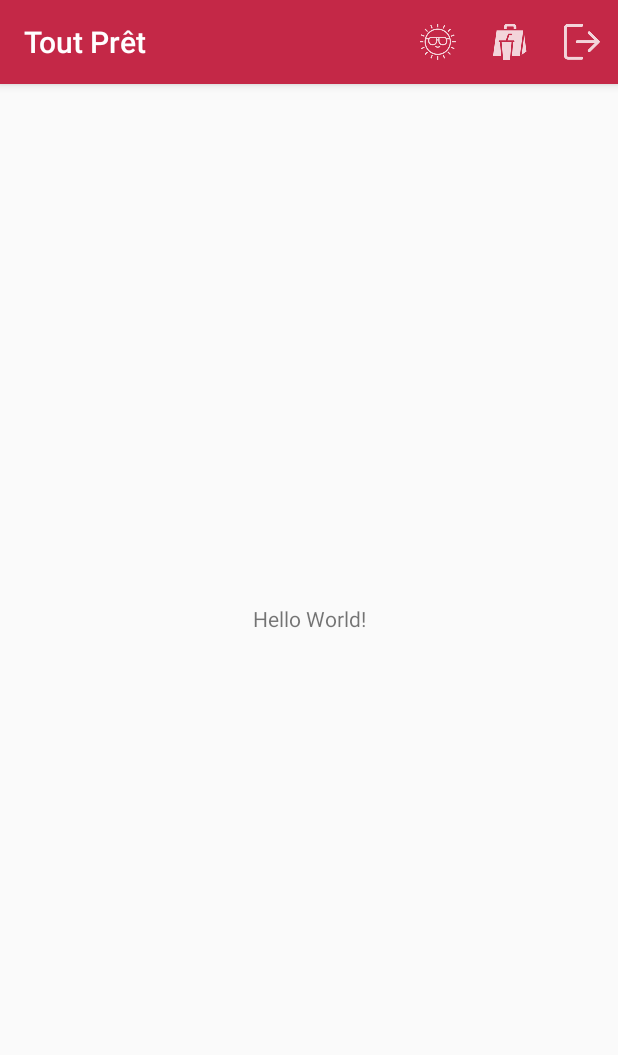
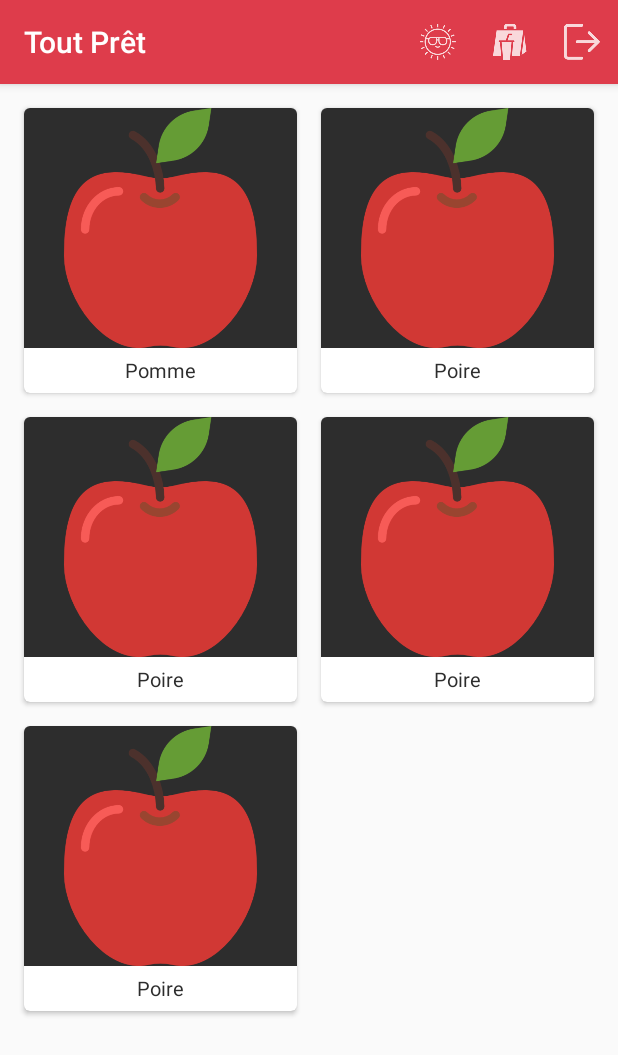
Before and after one commit to Loyth/toutpret, an Android app: the screen it shows after launch once a user with an empty profile is signed in (MainActivity before the commit, CategoriesActivity after it), on a phone screen of 412 x 824 dp. Shown: the top 1055 px of the screen. Run offline under Robolectric (Android 15) with nearby library versions, the phone set to English and light mode, and no system bars; our stand-ins replace Firebase (no records; nobody signed in at launch, a user with empty details on screens opened directly).

Commit message:
continue categorie activity

```diff
--- a/app/build.gradle
+++ b/app/build.gradle
@@ -30,4 +30,7 @@ dependencies {
     implementation 'com.google.firebase:firebase-database:16.0.5'
     implementation 'com.google.firebase:firebase-auth:16.1.0'
     implementation 'com.google.firebase:firebase-core:16.0.6'
+    implementation 'com.android.support:gridlayout-v7:28.0.0'
+    implementation 'com.android.support:cardview-v7:28.0.0'
+    implementation 'com.android.support:recyclerview-v7:28.0.0'
 }
--- a/app/src/main/java/toutpret/isep/com/toutpret/MainActivity.java
+++ b/app/src/main/java/toutpret/isep/com/toutpret/MainActivity.java
@@ -3,24 +3,24 @@ package toutpret.isep.com.toutpret;
 import android.content.Intent;
 import android.support.annotation.NonNull;
 import android.support.annotation.Nullable;
-import android.support.v7.app.ActionBar;
 import android.support.v7.app.AppCompatActivity;
 import android.os.Bundle;
-import android.support.v7.widget.Toolbar;
 import android.util.Log;
 import android.view.Menu;
 import android.view.MenuInflater;
 import android.view.MenuItem;
-import android.view.View;
 import android.widget.Toast;
 
 import com.google.firebase.auth.FirebaseAuth;
+import com.google.firebase.auth.FirebaseUser;
 import com.google.firebase.database.ChildEventListener;
 import com.google.firebase.database.DataSnapshot;
 import com.google.firebase.database.DatabaseError;
 import com.google.firebase.database.DatabaseReference;
 import com.google.firebase.database.FirebaseDatabase;
 
+import toutpret.isep.com.toutpret.categories.CategoriesActivity;
+import toutpret.isep.com.toutpret.login_sinup.LoginActivity;
 import toutpret.isep.com.toutpret.models.User;
 
 public class MainActivity extends AppCompatActivity {
@@ -35,50 +35,14 @@ public class MainActivity extends AppCompatActivity {
         auth = FirebaseAuth.getInstance();
         mDatabase = FirebaseDatabase.getInstance();
 
-        if (auth.getCurrentUser() == null) {
+        FirebaseUser user = auth.getCurrentUser();
+
+        if (user != null) {
+            startActivity(new Intent(getApplicationContext(), CategoriesActivity.class));
+        } else {
             Intent loginActivity = new Intent(getApplicationContext(), LoginActivity.class);
             startActivity(loginActivity);
-            finish();
         }
-
-        Toolbar myToolbar = findViewById(R.id.my_toolbar);
-        setSupportActionBar(myToolbar);
-
-        ActionBar actionBar = getSupportActionBar();
-        actionBar.setTitle("Tout Prêt");
-    }
-
-    public void getUser() {
-        String userId = auth.getCurrentUser().getUid();
-        DatabaseReference refUsers = mDatabase.getReference("users");
-
-        refUsers.orderByChild("userID").equalTo(userId).addChildEventListener(new ChildEventListener() {
-            @Override
-            public void onChildAdded(@NonNull DataSnapshot dataSnapshot, @Nullable String s) {
-                User newUser = dataSnapshot.getValue(User.class);
-                Log.i("userToutPret", newUser.email);
-            }
-
-            @Override
-            public void onChildChanged(@NonNull DataSnapshot dataSnapshot, @Nullable String s) {
-
-            }
-
-            @Override
-            public void onChildRemoved(@NonNull DataSnapshot dataSnapshot) {
-
-            }
-
-            @Override
-            public void onChildMoved(@NonNull DataSnapshot dataSnapshot, @Nullable String s) {
-
-            }
-
-            @Override
-            public void onCancelled(@NonNull DatabaseError databaseError) {
-
-            }
-        });
     }
 
     @Override
--- a/app/src/main/java/toutpret/isep/com/toutpret/categories/CategoriesActivity.java
+++ b/app/src/main/java/toutpret/isep/com/toutpret/categories/CategoriesActivity.java
@@ -1,15 +1,68 @@
 package toutpret.isep.com.toutpret.categories;
 
+import android.content.Intent;
 import android.os.Bundle;
 import android.support.v7.app.AppCompatActivity;
+import android.support.v7.widget.GridLayoutManager;
+import android.support.v7.widget.RecyclerView;
+import android.view.Menu;
+import android.view.MenuInflater;
+import android.view.MenuItem;
+import android.widget.Toast;
+
+import com.google.firebase.auth.FirebaseAuth;
+import com.google.firebase.database.FirebaseDatabase;
+
+import java.util.ArrayList;
+import java.util.List;
 
 import toutpret.isep.com.toutpret.R;
+import toutpret.isep.com.toutpret.login_sinup.LoginActivity;
+import toutpret.isep.com.toutpret.models.Category;
 
 public class CategoriesActivity extends AppCompatActivity {
+    List<Category> listCategory;
+    FirebaseDatabase mDatabase;
+    private FirebaseAuth auth;
 
     @Override
     protected void onCreate(Bundle savedInstanceState) {
         super.onCreate(savedInstanceState);
         setContentView(R.layout.activity_categories);
+
+        auth = FirebaseAuth.getInstance();
+        mDatabase = FirebaseDatabase.getInstance();
+
+        listCategory = new ArrayList<>();
+        listCategory.add(new Category("Pomme", new ArrayList(), R.drawable.apple));
+        listCategory.add(new Category("Poire", new ArrayList(), R.drawable.apple));
+        listCategory.add(new Category("Poire", new ArrayList(), R.drawable.apple));
+        listCategory.add(new Category("Poire", new ArrayList(), R.drawable.apple));
+        listCategory.add(new Category("Poire", new ArrayList(), R.drawable.apple));
+
+        RecyclerView myrv = findViewById(R.id.category_recyclerview_id);
+        RecyclerViewAdapter myAdapter = new RecyclerViewAdapter(this, listCategory);
+        myrv.setLayoutManager(new GridLayoutManager(this, 2));
+        myrv.setAdapter(myAdapter);
+    }
+
+    @Override
+    public boolean onCreateOptionsMenu(Menu menu) {
+        MenuInflater inflater = getMenuInflater();
+        inflater.inflate(R.menu.menu, menu);
+
+        MenuItem logout = menu.findItem(R.id.action_logout);
+
+        logout.setOnMenuItemClickListener(new MenuItem.OnMenuItemClickListener() {
+            @Override
+            public boolean onMenuItemClick(MenuItem menuItem) {
+                auth.signOut();
+                Toast.makeText(getApplicationContext(), "Déconnexion réussie !", Toast.LENGTH_SHORT).show();
+                startActivity(new Intent(getApplicationContext(), LoginActivity.class));
+                return true;
+            }
+        });
+
+        return true;
     }
 }
--- /dev/null
+++ b/app/src/main/java/toutpret/isep/com/toutpret/categories/RecyclerViewAdapter.java
@@ -0,0 +1,58 @@
+package toutpret.isep.com.toutpret.categories;
+
+import android.content.Context;
+import android.support.annotation.NonNull;
+import android.support.v7.widget.RecyclerView;
+import android.view.LayoutInflater;
+import android.view.View;
+import android.view.ViewGroup;
+import android.widget.ImageView;
+import android.widget.TextView;
+
+import java.util.List;
+
+import toutpret.isep.com.toutpret.R;
+import toutpret.isep.com.toutpret.models.Category;
+
+public class RecyclerViewAdapter extends RecyclerView.Adapter<RecyclerViewAdapter.MyViewHolder> {
+    private Context mContext;
+    private List<Category> mData;
+
+    public RecyclerViewAdapter(Context mContext, List<Category> mData) {
+        this.mContext = mContext;
+        this.mData = mData;
+    }
+
+    @NonNull
+    @Override
+    public MyViewHolder onCreateViewHolder(@NonNull ViewGroup viewGroup, int i) {
+        View view;
+        LayoutInflater mInflater = LayoutInflater.from(mContext);
+        view = mInflater.inflate(R.layout.cardview_item_category, viewGroup, false);
+
+        return new MyViewHolder(view);
+    }
+
+    @Override
+    public void onBindViewHolder(@NonNull MyViewHolder myViewHolder, int i) {
+        myViewHolder.tv_category_title.setText(mData.get(i).getName());
+        myViewHolder.img_category_thumbnail.setImageResource(mData.get(i).getThumbnail());
+    }
+
+    @Override
+    public int getItemCount() {
+        return mData.size();
+    }
+
+    public static class MyViewHolder extends RecyclerView.ViewHolder {
+        TextView tv_category_title;
+        ImageView img_category_thumbnail;
+
+        public MyViewHolder(View itemView) {
+            super(itemView);
+
+            tv_category_title = itemView.findViewById(R.id.category_title_id);
+            img_category_thumbnail = itemView.findViewById(R.id.category_img_id);
+        }
+    }
+}
--- a/app/src/main/java/toutpret/isep/com/toutpret/LoginActivity.java
+++ b/app/src/main/java/toutpret/isep/com/toutpret/login_sinup/LoginActivity.java
@@ -1,4 +1,4 @@
-package toutpret.isep.com.toutpret;
+package toutpret.isep.com.toutpret.login_sinup;
 
 import android.content.Intent;
 import android.support.annotation.NonNull;
@@ -16,7 +16,9 @@ import com.google.android.gms.tasks.OnCompleteListener;
 import com.google.android.gms.tasks.Task;
 import com.google.firebase.auth.AuthResult;
 import com.google.firebase.auth.FirebaseAuth;
-import com.google.firebase.database.FirebaseDatabase;
+
+import toutpret.isep.com.toutpret.MainActivity;
+import toutpret.isep.com.toutpret.R;
 
 public class LoginActivity extends AppCompatActivity {
     private EditText inputEmail;
@@ -35,10 +37,6 @@ public class LoginActivity extends AppCompatActivity {
             startActivity(new Intent(getApplicationContext(), MainActivity.class));
             finish();
         }
-
-
-        Toolbar myToolbar = findViewById(R.id.my_toolbar);
-        setSupportActionBar(myToolbar);
 
         ActionBar actionBar = getSupportActionBar();
         actionBar.setTitle("Se connecter");
--- a/app/src/main/java/toutpret/isep/com/toutpret/SignUpActivity.java
+++ b/app/src/main/java/toutpret/isep/com/toutpret/login_sinup/SignUpActivity.java
@@ -1,4 +1,4 @@
-package toutpret.isep.com.toutpret;
+package toutpret.isep.com.toutpret.login_sinup;
 
 
 import android.content.Intent;
@@ -22,6 +22,7 @@ import com.google.firebase.auth.FirebaseAuth;
 import com.google.firebase.database.DatabaseReference;
 import com.google.firebase.database.FirebaseDatabase;
 
+import toutpret.isep.com.toutpret.R;
 import toutpret.isep.com.toutpret.models.User;
 
 public class SignUpActivity extends AppCompatActivity {
@@ -34,9 +35,6 @@ public class SignUpActivity extends AppCompatActivity {
     protected void onCreate(Bundle savedInstanceState) {
         super.onCreate(savedInstanceState);
         setContentView(R.layout.activity_sign_up);
-
-        Toolbar myToolbar = findViewById(R.id.my_toolbar);
-        setSupportActionBar(myToolbar);
 
         ActionBar actionBar = getSupportActionBar();
         actionBar.setTitle("S'inscrire");
--- a/app/src/main/java/toutpret/isep/com/toutpret/models/Category.java
+++ b/app/src/main/java/toutpret/isep/com/toutpret/models/Category.java
@@ -7,21 +7,18 @@ import java.util.List;
 
 @IgnoreExtraProperties
 public class Category {
-
     public String name;
+    public int thumbnail;
     public ArrayList products;
 
 
-
     public Category() {
-        // Default constructor required for calls to DataSnapshot.getValue(User.class)
     }
 
-    public Category(String name, ArrayList products) {
-
-        name = this.name;
-        products = this.products;
-
+    public Category(String name, ArrayList products, int thumbnail) {
+        this.name = name;
+        this.products = products;
+        this.thumbnail = thumbnail;
     }
 
     public String getName() {
@@ -39,4 +36,12 @@ public class Category {
     public void setProducts(ArrayList products) {
         this.products = products;
     }
+
+    public int getThumbnail() {
+        return thumbnail;
+    }
+
+    public void setThumbnail(int thumbnail) {
+        this.thumbnail = thumbnail;
+    }
 }
--- /dev/null
+++ b/app/src/main/res/layout/activity_categories.xml
@@ -0,0 +1,17 @@
+<?xml version="1.0" encoding="utf-8"?>
+<LinearLayout xmlns:android="http://schemas.android.com/apk/res/android"
+    xmlns:app="http://schemas.android.com/apk/res-auto"
+    xmlns:tools="http://schemas.android.com/tools"
+    android:layout_width="match_parent"
+    android:layout_height="match_parent"
+    tools:context=".categories.CategoriesActivity"
+    android:padding="8dp">
+
+    <android.support.v7.widget.RecyclerView
+        android:id="@+id/category_recyclerview_id"
+        android:layout_width="match_parent"
+        android:layout_height="match_parent">
+
+    </android.support.v7.widget.RecyclerView>
+
+</LinearLayout>
--- a/app/src/main/res/layout/activity_login.xml
+++ b/app/src/main/res/layout/activity_login.xml
@@ -4,16 +4,7 @@
     xmlns:tools="http://schemas.android.com/tools"
     android:layout_width="match_parent"
     android:layout_height="match_parent"
-    tools:context=".LoginActivity">
-
-    <android.support.v7.widget.Toolbar
-        android:id="@+id/my_toolbar"
-        android:layout_width="match_parent"
-        android:layout_height="?attr/actionBarSize"
-        android:background="@color/colorPrimaryDark"
-        android:elevation="4dp"
-        android:theme="@style/ThemeOverlay.AppCompat.Dark.ActionBar"
-        app:popupTheme="@style/ThemeOverlay.AppCompat.Dark" />
+    tools:context=".login_sinup.LoginActivity">
 
     <TextView
         android:id="@+id/emailTextView"
@@ -25,7 +16,7 @@
         app:layout_constraintHorizontal_bias="0.5"
         app:layout_constraintStart_toStartOf="parent"
         app:layout_constraintTop_toTopOf="parent"
-        app:layout_constraintVertical_bias="0.35000002" />
+        app:layout_constraintVertical_bias="0.20" />
 
     <TextView
         android:id="@+id/passwordTextView"
--- a/app/src/main/res/layout/activity_main.xml
+++ b/app/src/main/res/layout/activity_main.xml
@@ -6,22 +6,4 @@
     android:layout_height="match_parent"
     tools:context=".MainActivity">
 
-    <android.support.v7.widget.Toolbar
-        android:id="@+id/my_toolbar"
-        android:layout_width="match_parent"
-        android:layout_height="?attr/actionBarSize"
-        android:background="@color/colorPrimaryDark"
-        android:elevation="4dp"
-        android:theme="@style/ThemeOverlay.AppCompat.Dark.ActionBar"
-        app:popupTheme="@style/ThemeOverlay.AppCompat.Dark" />
-
-    <TextView
-        android:layout_width="wrap_content"
-        android:layout_height="wrap_content"
-        android:text="Hello World!"
-        app:layout_constraintBottom_toBottomOf="parent"
-        app:layout_constraintLeft_toLeftOf="parent"
-        app:layout_constraintRight_toRightOf="parent"
-        app:layout_constraintTop_toTopOf="parent" />
-
 </android.support.constraint.ConstraintLayout>
--- a/app/src/main/res/layout/activity_sign_up.xml
+++ b/app/src/main/res/layout/activity_sign_up.xml
@@ -4,17 +4,8 @@
     xmlns:tools="http://schemas.android.com/tools"
     android:layout_width="match_parent"
     android:layout_height="match_parent"
-    tools:context=".SignUpActivity"
+    tools:context=".login_sinup.SignUpActivity"
     tools:layout_editor_absoluteY="25dp">
-
-    <android.support.v7.widget.Toolbar
-        android:id="@+id/my_toolbar"
-        android:layout_width="match_parent"
-        android:layout_height="?attr/actionBarSize"
-        android:background="@color/colorPrimaryDark"
-        android:elevation="4dp"
-        android:theme="@style/ThemeOverlay.AppCompat.Dark.ActionBar"
-        app:popupTheme="@style/ThemeOverlay.AppCompat.Dark" />
 
     <ScrollView
         android:layout_width="match_parent"
@@ -22,8 +13,7 @@
 
         <android.support.constraint.ConstraintLayout
             android:layout_width="match_parent"
-            android:layout_height="wrap_content"
-            android:layout_marginTop="?attr/actionBarSize">
+            android:layout_height="wrap_content">
 
             <TextView
                 android:id="@+id/textView10"
--- /dev/null
+++ b/app/src/main/res/layout/cardview_item_category.xml
@@ -0,0 +1,32 @@
+<?xml version="1.0" encoding="utf-8"?>
+<android.support.v7.widget.CardView xmlns:android="http://schemas.android.com/apk/res/android"
+    android:clickable="true"
+    android:foreground="?android:attr/selectableItemBackground"
+    android:layout_width="match_parent"
+    android:layout_height="190dp"
+    android:layout_margin="8dp"
+    xmlns:cardview="http://schemas.android.com/apk/res-auto"
+    cardview:cardCornerRadius="4dp">
+
+    <LinearLayout
+        android:orientation="vertical"
+        android:layout_width="match_parent"
+        android:layout_height="190dp">
+
+        <ImageView
+            android:layout_width="match_parent"
+            android:layout_height="160dp"
+            android:scaleType="fitCenter"
+            android:background="#2d2d2d"
+            android:id="@+id/category_img_id"/>
+
+        <TextView
+            android:layout_width="match_parent"
+            android:layout_height="match_parent"
+            android:text="Category Title"
+            android:id="@+id/category_title_id"
+            android:gravity="center"
+            android:textColor="#2d2d2d"
+            android:textSize="13sp"/>
+    </LinearLayout>
+</android.support.v7.widget.CardView>
```
Also changed, not shown: app/src/main/AndroidManifest.xml (+4 -4 lines), app/src/main/res/drawable/apple.png (added).
